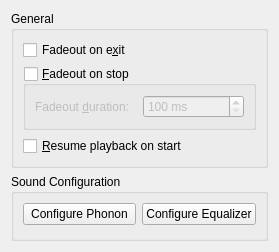
The window that src/configdialog/dialogs/PlaybackConfig.ui (KDE/amarok) describes before a commit, drawn with Qt 5.
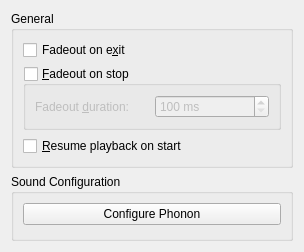
The same window after the commit.

Commit message:
Make the Equalizer dialog a tool window alongside the cover manager, script manager, et al, make it accessible from the tools menu and get rid of the list of presets in the settings menu.
This required quite a bit of moving stuff around, so please test. Also, we need a good icon for the eqalizer.

```diff
--- a/src/configdialog/dialogs/PlaybackConfig.ui
+++ b/src/configdialog/dialogs/PlaybackConfig.ui
@@ -6,7 +6,7 @@
    <rect>
     <x>0</x>
     <y>0</y>
-    <width>279</width>
+    <width>304</width>
     <height>252</height>
    </rect>
   </property>
@@ -124,22 +124,6 @@
           </property>
          </widget>
         </item>
-        <item>
-         <widget class="QPushButton" name="equalizerButton">
-          <property name="sizePolicy">
-           <sizepolicy hsizetype="MinimumExpanding" vsizetype="Fixed">
-            <horstretch>0</horstretch>
-            <verstretch>0</verstretch>
-           </sizepolicy>
-          </property>
-          <property name="toolTip">
-           <string>The equalizer allows you to alter the sound of your music.</string>
-          </property>
-          <property name="text">
-           <string>Configure Equalizer</string>
-          </property>
-         </widget>
-        </item>
        </layout>
       </item>
       <item>
```
The commit also changes 9 other files.
